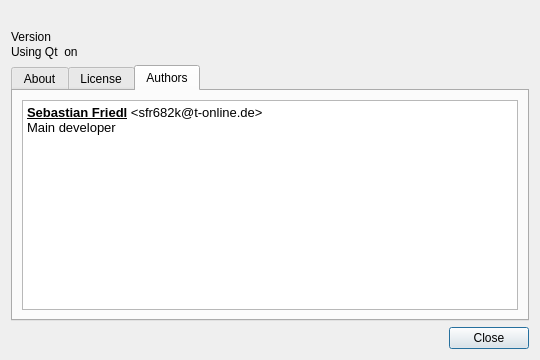
First picture: the form in dashboard/aboutdialog.ui, repository SFr682k/fightclub, before the edit.
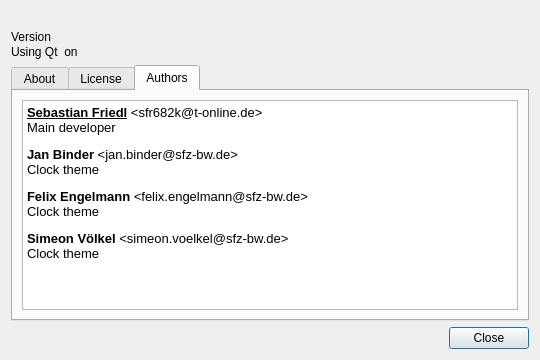
Second picture: the form after the edit. The open tabs and pages were chosen to show the change. Icons and pictures are not drawn.

Commit message: Finish work on the design

Diff of the .ui file:
```diff
--- a/dashboard/aboutdialog.ui
+++ b/dashboard/aboutdialog.ui
@@ -281,6 +281,9 @@
 p, li { white-space: pre-wrap; }
 &lt;/style&gt;&lt;/head&gt;&lt;body style=&quot; font-family:'Noto Sans'; font-size:10pt; font-weight:400; font-style:normal;&quot;&gt;
 &lt;p style=&quot; margin-top:0px; margin-bottom:0px; margin-left:0px; margin-right:0px; -qt-block-indent:0; text-indent:0px;&quot;&gt;&lt;span style=&quot; font-weight:600; text-decoration: underline;&quot;&gt;Sebastian Friedl&lt;/span&gt; &amp;lt;sfr682k@t-online.de&amp;gt;&lt;br /&gt;Main developer&lt;/p&gt;
+&lt;p style=&quot; margin-top:12px; margin-bottom:12px; margin-left:0px; margin-right:0px; -qt-block-indent:0; text-indent:0px;&quot;&gt;&lt;span style=&quot; font-weight:600;&quot;&gt;Jan Binder&lt;/span&gt; &amp;lt;jan.binder@sfz-bw.de&amp;gt;&lt;br /&gt;Clock theme&lt;/p&gt;
+&lt;p style=&quot; margin-top:12px; margin-bottom:12px; margin-left:0px; margin-right:0px; -qt-block-indent:0; text-indent:0px;&quot;&gt;&lt;span style=&quot; font-weight:600;&quot;&gt;Felix Engelmann&lt;/span&gt; &amp;lt;felix.engelmann@sfz-bw.de&amp;gt;&lt;br /&gt;Clock theme&lt;/p&gt;
+&lt;p style=&quot; margin-top:12px; margin-bottom:12px; margin-left:0px; margin-right:0px; -qt-block-indent:0; text-indent:0px;&quot;&gt;&lt;span style=&quot; font-weight:600;&quot;&gt;Simeon Völkel&lt;/span&gt; &amp;lt;simeon.voelkel@sfz-bw.de&amp;gt;&lt;br /&gt;Clock theme&lt;/p&gt;
 &lt;p style=&quot;-qt-paragraph-type:empty; margin-top:12px; margin-bottom:12px; margin-left:0px; margin-right:0px; -qt-block-indent:0; text-indent:0px;&quot;&gt;&lt;br /&gt;&lt;/p&gt;&lt;/body&gt;&lt;/html&gt;</string>
          </property>
         </widget>
```
The commit also changes 7 other files.
